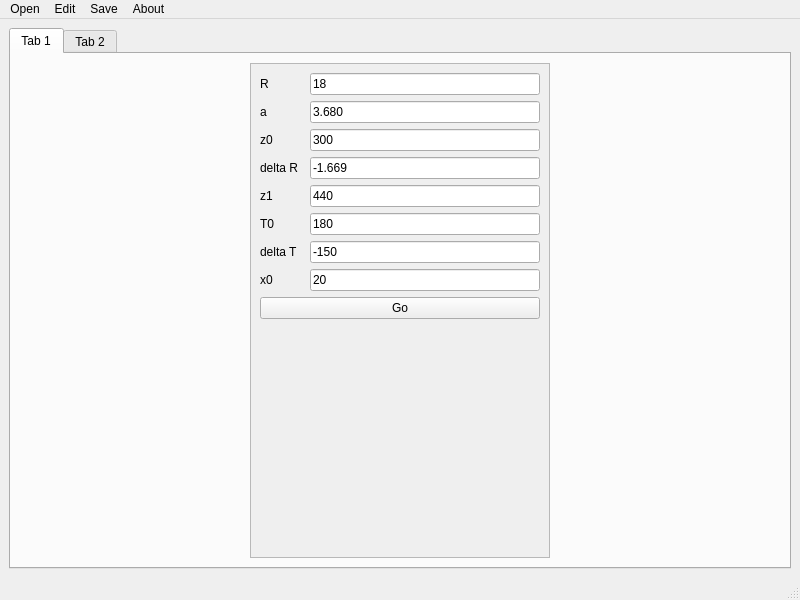
Above: mainwindow.ui from lflorrie/Refractograms before the change. Below: the same form after it.
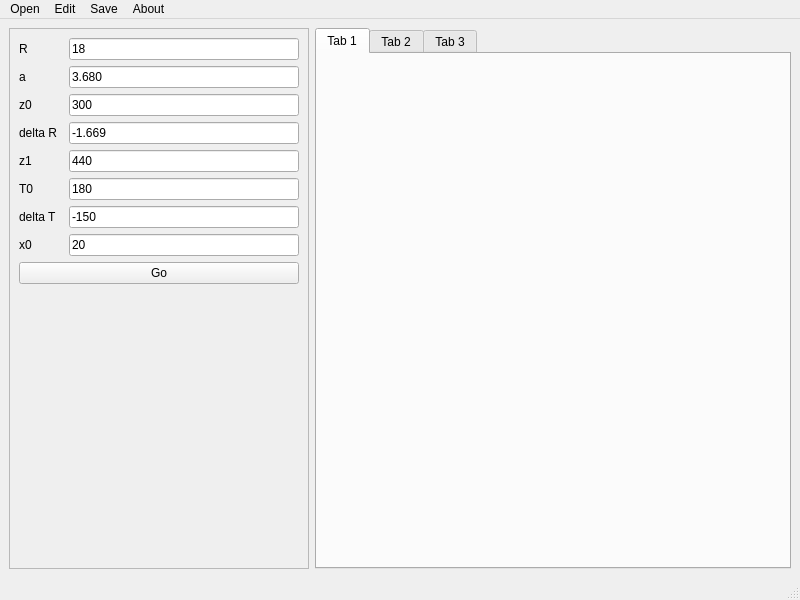
That is the form after the change.

Commit message: Redesigned tabs, added some logic for new plots

The edit to the form file:
```diff
--- a/mainwindow.ui
+++ b/mainwindow.ui
@@ -15,7 +15,7 @@
   </property>
   <widget class="QWidget" name="centralwidget">
    <layout class="QGridLayout" name="gridLayout">
-    <item row="0" column="0">
+    <item row="0" column="1">
      <widget class="QTabWidget" name="tabWidget">
       <property name="currentIndex">
        <number>0</number>
@@ -24,8 +24,23 @@
        <attribute name="title">
         <string>Tab 1</string>
        </attribute>
-       <layout class="QHBoxLayout" name="horizontalLayout">
-        <item>
+       <layout class="QHBoxLayout" name="horizontalLayout"/>
+      </widget>
+      <widget class="QWidget" name="tab_2">
+       <attribute name="title">
+        <string>Tab 2</string>
+       </attribute>
+       <layout class="QVBoxLayout" name="verticalLayout"/>
+      </widget>
+      <widget class="QWidget" name="tab_3">
+       <attribute name="title">
+        <string>Tab 3</string>
+       </attribute>
+       <layout class="QHBoxLayout" name="horizontalLayout_2"/>
+      </widget>
+     </widget>
+    </item>
+    <item row="0" column="0">
          <widget class="QScrollArea" name="scrollArea">
           <property name="maximumSize">
            <size>
@@ -42,7 +57,7 @@
              <x>0</x>
              <y>0</y>
              <width>298</width>
-             <height>489</height>
+         <height>537</height>
             </rect>
            </property>
            <layout class="QGridLayout" name="gridLayout_2">
@@ -184,16 +199,6 @@
         </item>
        </layout>
       </widget>
-      <widget class="QWidget" name="tab_2">
-       <attribute name="title">
-        <string>Tab 2</string>
-       </attribute>
-       <layout class="QVBoxLayout" name="verticalLayout"/>
-      </widget>
-     </widget>
-    </item>
-   </layout>
-  </widget>
   <widget class="QMenuBar" name="menubar">
    <property name="geometry">
     <rect>
```
Left out of the diff: 1 changed line with no effect on the pictures. Lines whose indentation alone changed are shown as unchanged. The commit also changes 3 other files.
